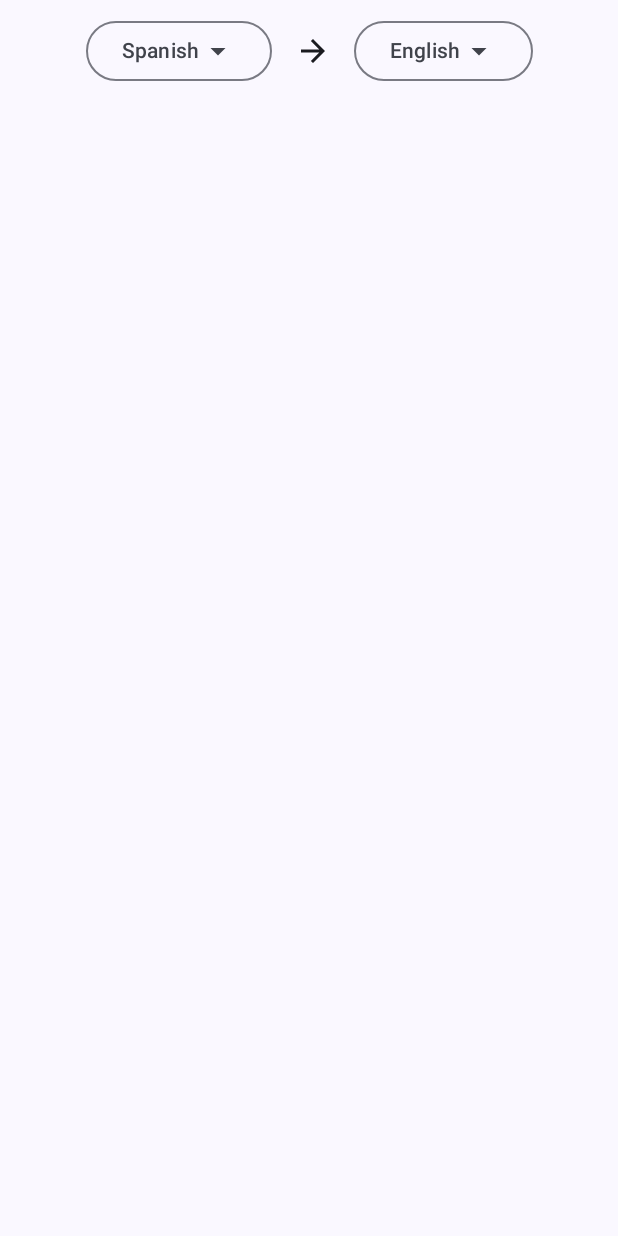
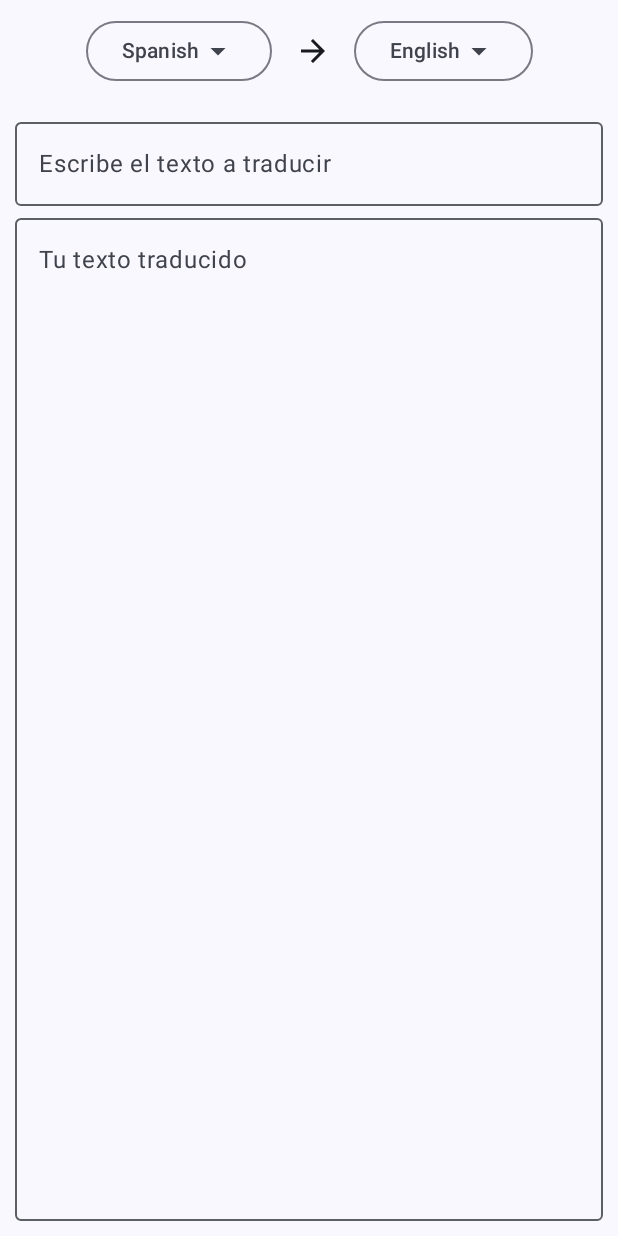
Before and after one commit to AngelAngelesMolina/TranslatorApp, an Android app built with Jetpack Compose: the screen it shows after launch (MainActivity), on a phone screen of 412 x 824 dp. Run offline under Robolectric (Android 15) with nearby library versions, the phone set to English and light mode, and no system bars; libraries missing offline, so code that uses them is left out: com.google.mlkit.common, com.google.mlkit.nl; 3 statements that could not run were skipped.

Commit message:
TranslatorView finished

```diff
--- a/app/src/main/java/com/jaamcoding/translatorapp/transalator/TranslateView.kt
+++ b/app/src/main/java/com/jaamcoding/translatorapp/transalator/TranslateView.kt
@@ -1,13 +1,24 @@
 package com.jaamcoding.translatorapp.transalator
 
+import androidx.compose.foundation.layout.Arrangement
 import androidx.compose.foundation.layout.Column
 import androidx.compose.foundation.layout.PaddingValues
 import androidx.compose.foundation.layout.Row
+import androidx.compose.foundation.layout.Spacer
+import androidx.compose.foundation.layout.fillMaxHeight
 import androidx.compose.foundation.layout.fillMaxSize
+import androidx.compose.foundation.layout.fillMaxWidth
+import androidx.compose.foundation.layout.height
 import androidx.compose.foundation.layout.padding
+import androidx.compose.foundation.text.KeyboardActions
+import androidx.compose.foundation.text.KeyboardOptions
 import androidx.compose.material.icons.Icons
 import androidx.compose.material.icons.automirrored.filled.ArrowForward
+import androidx.compose.material3.CircularProgressIndicator
 import androidx.compose.material3.Icon
+import androidx.compose.material3.OutlinedTextField
+import androidx.compose.material3.OutlinedTextFieldDefaults
+import androidx.compose.material3.Text
 import androidx.compose.runtime.Composable
 import androidx.compose.runtime.getValue
 import androidx.compose.runtime.mutableIntStateOf
@@ -16,14 +27,17 @@ import androidx.compose.runtime.remember
 import androidx.compose.runtime.setValue
 import androidx.compose.ui.Alignment
 import androidx.compose.ui.Modifier
+import androidx.compose.ui.graphics.Color
 import androidx.compose.ui.platform.LocalContext
 import androidx.compose.ui.platform.LocalSoftwareKeyboardController
+import androidx.compose.ui.text.input.ImeAction
 import androidx.compose.ui.tooling.preview.Preview
 import androidx.compose.ui.unit.dp
 
 @Preview
 @Composable
-fun TranslateView(vm: TranslateViewModel = TranslateViewModel(), paddingValues: PaddingValues = PaddingValues()
+fun TranslateView(
+    vm: TranslateViewModel = TranslateViewModel(), paddingValues: PaddingValues = PaddingValues()
 ) {
 
     val state = vm.state
@@ -64,8 +78,10 @@ fun TranslateView(vm: TranslateViewModel = TranslateViewModel(), paddingValues:
             Icon(
                 imageVector = Icons.AutoMirrored.Filled.ArrowForward,
                 contentDescription = null,
-                modifier = Modifier.padding(horizontal = 15.dp
-            ))
+                modifier = Modifier.padding(
+                    horizontal = 15.dp
+                )
+            )
 
 
 
@@ -83,6 +99,51 @@ fun TranslateView(vm: TranslateViewModel = TranslateViewModel(), paddingValues:
 
         }
 
+        Spacer(modifier = Modifier.height(15.dp))
+        OutlinedTextField(
+            value = state.textToTranslate,
+            onValueChange = { vm.onValue(it) },
+            label = { Text(text = "Escribe el texto a traducir") },
+            keyboardOptions = KeyboardOptions.Default.copy(imeAction = ImeAction.Done),
+            keyboardActions = KeyboardActions(onDone = {
+                vm.onTranslate(
+                    state.textToTranslate,
+                    context,
+                    selectedSourceLang,
+                    selectedTargetLang
+                )
+            }),
+            colors = OutlinedTextFieldDefaults.colors(
+                focusedContainerColor = Color.Transparent,
+                unfocusedContainerColor = Color.Transparent
+            ),
+            modifier = Modifier.fillMaxWidth()
+        )
+        if (state.isDownloading) {
+            Column(
+                modifier = Modifier.fillMaxSize(),
+                horizontalAlignment = Alignment.CenterHorizontally,
+                verticalArrangement = Arrangement.Center
+            ) {
+                CircularProgressIndicator()
+                Text(text = "Descargando idioma... Espere un momento ")
+            }
+        } else {
+            OutlinedTextField(
+                value = state.translateText,
+                onValueChange = {},
+                label = { Text(text = "Tu texto traducido") },
+                readOnly = false,
+                colors = OutlinedTextFieldDefaults.colors(
+                    focusedContainerColor = Color.Transparent,
+                    unfocusedContainerColor = Color.Transparent
+                ),
+                modifier = Modifier
+                    .fillMaxWidth()
+                    .fillMaxHeight()
+            )
+        }
+
     }
 
 
```
